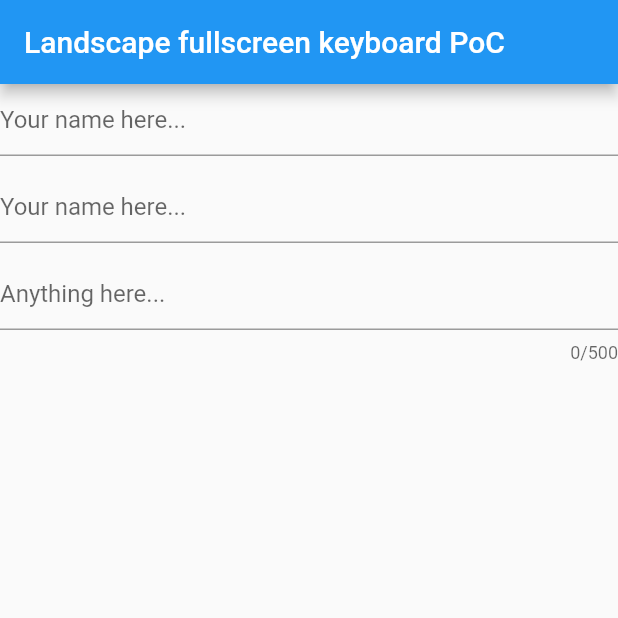
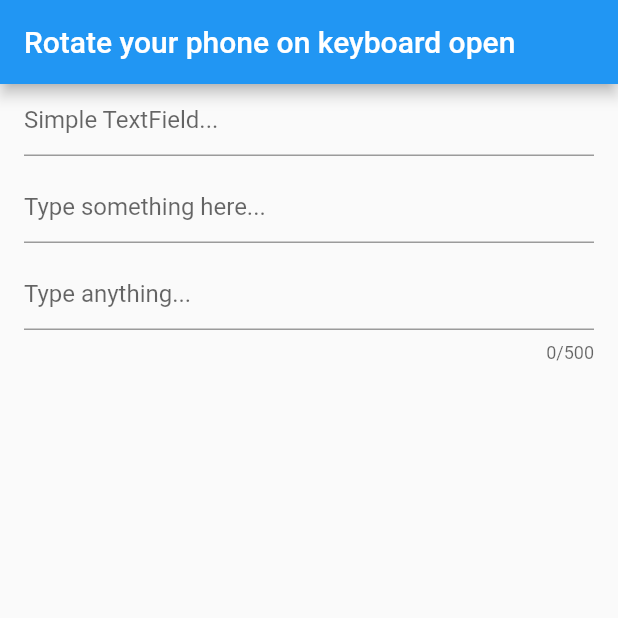
Before and after one commit to asorasoft/flutter-landscape-textfield, a Flutter app: the screen it shows after launch, on a phone screen of 412 x 824 dp, the top half of it. Run offline on Flutter 3.47's test engine with Material 2 defaults, Android fonts, the phone set to English and light mode, and no system bars; our stand-ins replace flutter_keyboard_visibility.

```diff
--- a/example/lib/main.dart
+++ b/example/lib/main.dart
@@ -56,8 +56,7 @@ class _MyHomePageState extends State<MyHomePage> {
 
   @override
   Widget build(BuildContext context) {
-    // print("Build main");
-    // Must wrap the whole scaffold with LandscapeTextFieldProvider
+    // Must wrap the whole scaffold with LandscapeTextFieldWrapper
     return LandscapeTextFieldWrapper(
       buttonBuilder: (closeKeyboard) {
         return ElevatedButton(
@@ -66,16 +65,20 @@ class _MyHomePageState extends State<MyHomePage> {
         );
       },
       child: Scaffold(
-        // Build app bar according to orientation and keyboard visibility
         appBar: AppBar(
-          title: const Text("Landscape fullscreen keyboard PoC"),
+          title: const Text("Rotate your phone on keyboard open"),
         ),
         body: SingleChildScrollView(
+          padding: const EdgeInsets.symmetric(
+            horizontal: 16,
+          ),
+          child: SafeArea(
             child: Column(
               children: [
+                // Normal TextField
                 TextField(
                   decoration: const InputDecoration(
-                  hintText: 'Your name here...',
+                    hintText: 'Simple TextField...',
                   ),
                   onSubmitted: (_) {
                     FocusScope.of(context).requestFocus(primaryInput);
@@ -84,12 +87,12 @@ class _MyHomePageState extends State<MyHomePage> {
                 const SizedBox(
                   height: 10,
                 ),
-              // Input field for portrait mode
+                // TextFormField that need landscape keyboard
+                // Default behavior is LandscapeTextFieldBehavior.KEEP_FOCUS
                 LandscapeTextField.form(
-                label: const Text("Your name"),
-                behavior: LandscapeTextFieldBehavior.KEEP_FOCUS,
+                  label: const Text("Keep focus"),
                   focusNode: primaryInput,
-                decoration: const InputDecoration(hintText: 'Your name here...'),
+                  decoration: const InputDecoration(hintText: 'Type something here...'),
                   onSubmitted: (_) {
                     FocusScope.of(context).requestFocus(secondInput);
                   },
@@ -97,10 +100,12 @@ class _MyHomePageState extends State<MyHomePage> {
                 const SizedBox(
                   height: 10,
                 ),
+                // TextFormField that need landscape keyboard
+                // LandscapeTextFieldBehavior.AUTO_OPEN
                 LandscapeTextField(
-                label: const Text("Hello world"),
-                // behavior: LandscapeTextFieldBehavior.KEEP_FOCUS,
-                decoration: const InputDecoration(hintText: 'Anything here...'),
+                  behavior: LandscapeTextFieldBehavior.AUTO_OPEN,
+                  label: const Text("Auto open"),
+                  decoration: const InputDecoration(hintText: 'Type anything...'),
                   maxLength: 500,
                   focusNode: secondInput,
                   maxLines: null,
@@ -112,6 +117,7 @@ class _MyHomePageState extends State<MyHomePage> {
             ),
           ),
         ),
+      ),
     );
   }
 }
--- a/lib/landscape_textfield.dart
+++ b/lib/landscape_textfield.dart
@@ -1,6 +1,7 @@
 library landscape_textfield;
 
 import 'dart:async';
+import 'dart:io';
 
 import 'package:flutter/cupertino.dart';
 import 'package:flutter/gestures.dart';
@@ -17,11 +18,20 @@ closeKeyboard(BuildContext context) {
   }
 }
 
+/// How the keyboard will appear in landscape mode
+/// AUTO_OPEN: When TextField is currently focused in portrait mode,
+///            rotating your device will automatically open fullscreen keyboard
+/// KEEP_FOCUS: When TextField is currently focused in portrait mode,
+///            rotating your device will keep the field focus but keyboard will be hidden.
+///            When you are done with the input, your TextField cursor is still there
 enum LandscapeTextFieldBehavior {
   AUTO_OPEN,
   KEEP_FOCUS,
 }
 
+///
+/// Contain every attribute of TextField and TextFormField
+///
 class LandscapeTextField extends StatefulWidget {
   final LandscapeTextFieldBehavior behavior;
   final TextInputAction? textInputAction;
@@ -133,7 +143,7 @@ class LandscapeTextField extends StatefulWidget {
     this.textAlign = TextAlign.start,
     this.readOnly = false,
     this.label,
-    this.behavior = LandscapeTextFieldBehavior.AUTO_OPEN,
+    this.behavior = LandscapeTextFieldBehavior.KEEP_FOCUS,
   })  : isFormField = false,
         onFieldSubmitted = null,
         onSaved = null,
@@ -191,7 +201,7 @@ class LandscapeTextField extends StatefulWidget {
     this.onSaved,
     this.validator,
     this.autovalidateMode,
-    this.behavior = LandscapeTextFieldBehavior.AUTO_OPEN,
+    this.behavior = LandscapeTextFieldBehavior.KEEP_FOCUS,
   })  : isFormField = true,
         onAppPrivateCommand = null,
         mouseCursor = null,
@@ -305,10 +315,15 @@ class _LandscapeTextFieldState extends State<LandscapeTextField> {
               controller: controller,
               readOnly: orientation == Orientation.landscape ? true : widget.readOnly,
               showCursor: orientation == Orientation.landscape ? true : widget.showCursor,
-              onTap: orientation == Orientation.portrait || widget.readOnly
+              onTap: widget.readOnly
                   ? widget.onTap
                   : () {
-                      _attachLandscapeKeyboard();
+                      if (orientation == Orientation.landscape) {
+                        _attachLandscapeKeyboard();
+                      }
+                      if (orientation == Orientation.portrait && widget.onTap != null) {
+                        widget.onTap!();
+                      }
                     },
               onSaved: widget.onSaved,
               validator: widget.validator,
@@ -365,10 +380,15 @@ class _LandscapeTextFieldState extends State<LandscapeTextField> {
               controller: controller,
               readOnly: orientation == Orientation.landscape ? true : widget.readOnly,
               showCursor: orientation == Orientation.landscape ? true : widget.showCursor,
-              onTap: orientation == Orientation.portrait || widget.readOnly
+              onTap: widget.readOnly
                   ? widget.onTap
                   : () {
-                      _attachLandscapeKeyboard();
+                      if (orientation == Orientation.landscape) {
+                        _attachLandscapeKeyboard();
+                      }
+                      if (orientation == Orientation.portrait && widget.onTap != null) {
+                        widget.onTap!();
+                      }
                     },
             );
           }
@@ -484,6 +504,9 @@ class _LandscapeTextFieldState extends State<LandscapeTextField> {
   }
 }
 
+///
+/// Wrapper that contains a fullscreen keyboard stack on the whole screen
+///
 class LandscapeTextFieldWrapper extends StatefulWidget {
   final Widget Function(Function() hideKeyboard)? buttonBuilder;
   final Widget child;
@@ -560,8 +583,6 @@ class _LandscapeTextFieldStackState extends State<_LandscapeTextFieldStack> {
   late StreamSubscription _keyboardStreamSubscription;
   late FocusNode _focusNodeLandscape;
 
-  // bool _keyboardActive = false;
-
   _LandscapeTextFieldState? currentTextFieldState;
 
   attachTo(_LandscapeTextFieldState textFieldState) {
@@ -601,6 +622,7 @@ class _LandscapeTextFieldStackState extends State<_LandscapeTextFieldStack> {
           }
           return Padding(
             padding: EdgeInsets.only(
+              top: MediaQuery.of(context).padding.top,
               bottom: MediaQuery.of(context).viewInsets.bottom,
             ),
             child: AnnotatedRegion(
@@ -614,6 +636,7 @@ class _LandscapeTextFieldStackState extends State<_LandscapeTextFieldStack> {
                 child: Align(
                   alignment: Alignment.bottomCenter,
                   child: SafeArea(
+                    top: false,
                     child: Padding(
                       padding: widget.padding ??
                           const EdgeInsets.only(
@@ -688,6 +711,7 @@ class _LandscapeTextFieldStackState extends State<_LandscapeTextFieldStack> {
             ),
           );
         } else {
+          currentTextFieldState = null;
           return Container();
         }
       },
@@ -699,7 +723,9 @@ class _LandscapeTextFieldStackState extends State<_LandscapeTextFieldStack> {
     _focusNodeLandscape = FocusNode();
     final keyboardVisibilityController = KeyboardVisibilityController();
     _keyboardStreamSubscription = keyboardVisibilityController.onChange.listen((bool visible) {
-      if (!visible && _focusNodeLandscape.hasFocus) {
+      if (!visible && _focusNodeLandscape.hasFocus && Platform.isAndroid) {
+        // On Android, the back button will close keyboard which still keep the Fullscreen TextField on focus,
+        // We need to make it done at that time
         _doneAction();
       }
     });
```
Also changed, not shown: pubspec.yaml (+9 -4 lines), 3 other files. Lines whose indentation alone changed are shown as unchanged.
